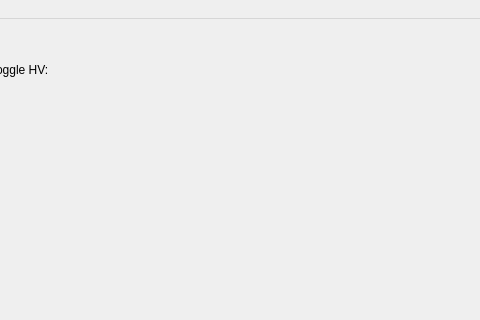
Before: the Qt Designer form sbndprmdaq/mainwindow.ui in marcodeltutto/SBNDPurityMonitorDAQ, drawn with Qt 5; both pictures show x 320 to 800 and y 0 to 320 of the 800 by 600 pixel window.
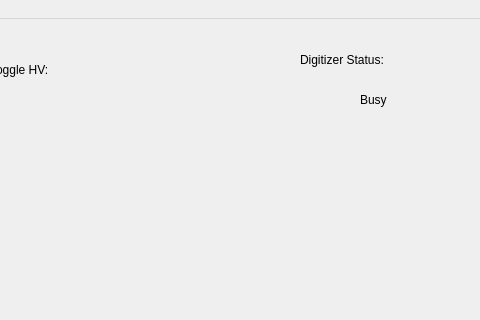
After: the same form once the commit is applied. Icons and pictures are not drawn. Custom widgets are drawn as their Qt base class.

What changed in the file:
```diff
--- a/sbndprmdaq/mainwindow.ui
+++ b/sbndprmdaq/mainwindow.ui
@@ -123,6 +123,56 @@
      <string>Show Logs</string>
     </property>
    </widget>
+   <widget class="QLabel" name="_digi_label">
+    <property name="geometry">
+     <rect>
+      <x>620</x>
+      <y>30</y>
+      <width>101</width>
+      <height>21</height>
+     </rect>
+    </property>
+    <property name="text">
+     <string>Digitizer Status:</string>
+    </property>
+   </widget>
+   <widget class="QLabel" name="_status_led_2">
+    <property name="geometry">
+     <rect>
+      <x>620</x>
+      <y>60</y>
+      <width>51</width>
+      <height>40</height>
+     </rect>
+    </property>
+    <property name="font">
+     <font>
+      <pointsize>10</pointsize>
+     </font>
+    </property>
+    <property name="text">
+     <string/>
+    </property>
+    <property name="pixmap">
+     <pixmap>icons/ats310_icon.png</pixmap>
+    </property>
+    <property name="scaledContents">
+     <bool>true</bool>
+    </property>
+   </widget>
+   <widget class="QLabel" name="_digi_status_label">
+    <property name="geometry">
+     <rect>
+      <x>680</x>
+      <y>70</y>
+      <width>51</width>
+      <height>21</height>
+     </rect>
+    </property>
+    <property name="text">
+     <string>Busy</string>
+    </property>
+   </widget>
   </widget>
   <widget class="QMenuBar" name="menubar">
    <property name="geometry">
```
